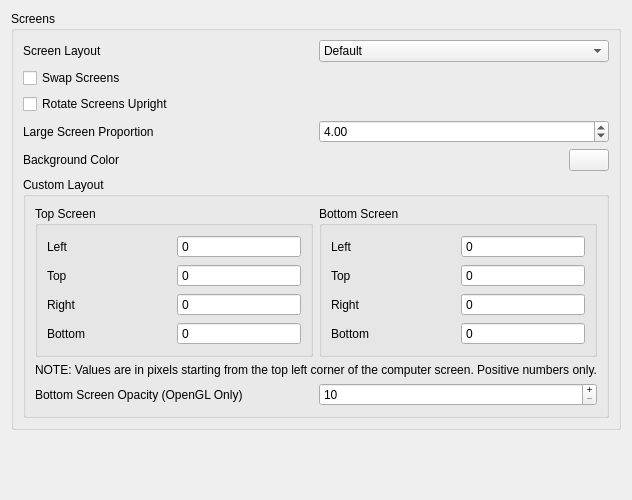
The window that src/citra_qt/configuration/configure_layout.ui (yeager/Borked3DS) describes before a commit, drawn with Qt 5.
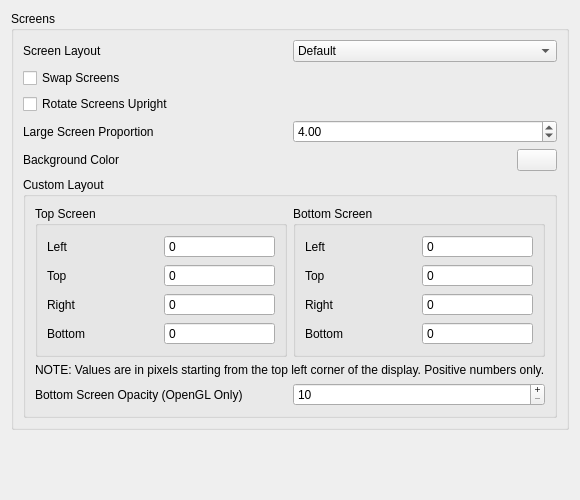
The same window after the commit.

The edit to the form file:
```diff
--- a/src/citra_qt/configuration/configure_layout.ui
+++ b/src/citra_qt/configuration/configure_layout.ui
@@ -353,7 +353,7 @@
            <item>
             <widget class="QLabel" name="label_2">
              <property name="text">
-              <string>NOTE: Values are in pixels starting from the top left corner of the computer screen. Positive numbers only.</string>
+              <string>&lt;html&gt;&lt;head/&gt;&lt;body&gt;&lt;p&gt;NOTE: Values are in pixels starting from the top left corner of the display. Positive numbers only.&lt;/p&gt;&lt;/body&gt;&lt;/html&gt;</string>
              </property>
             </widget>
            </item>
```
